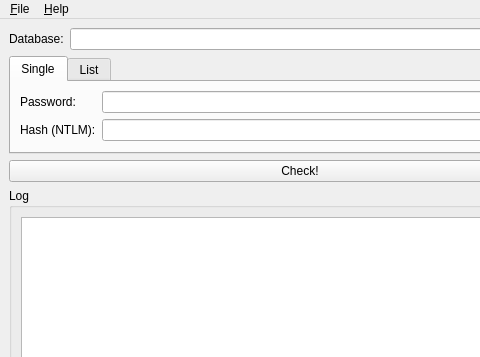
First picture: the form in mainwindow.ui, repository BrainB0ne/haveibeenpwned-local, before the edit; both pictures show x 0 to 480 and y 0 to 357 of the 600 by 450 pixel window.
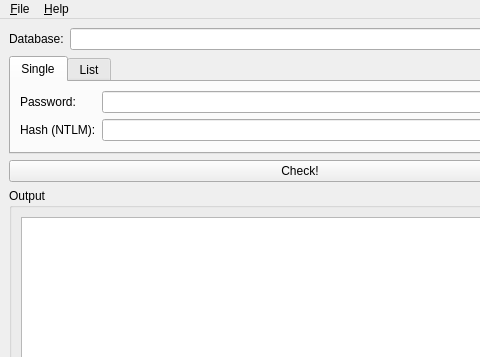
Second picture: the form after the edit. Icons and pictures are not drawn.

Patch:
```diff
--- a/mainwindow.ui
+++ b/mainwindow.ui
@@ -130,7 +130,7 @@
        </sizepolicy>
       </property>
       <property name="title">
-       <string>Log</string>
+       <string>Output</string>
       </property>
       <layout class="QGridLayout" name="gridLayout">
        <item row="0" column="0">
```
